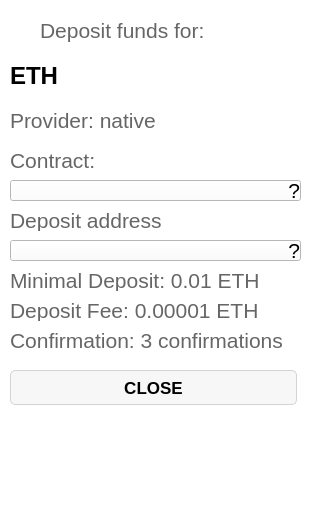
This is page/dex/pagedexdeposit.ui in LYRA-Block-Lattice/LyraWalletManager as Qt 5 draws it before an edit. The edited form follows.
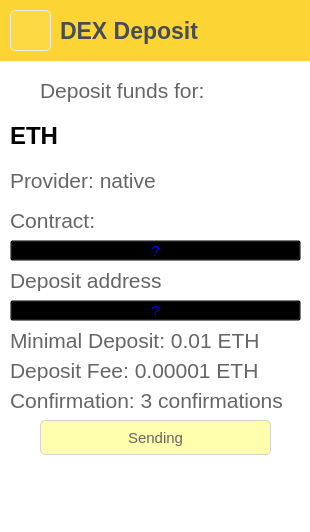
This is the edited form. Icons and pictures are not drawn.

Commit message: DEX Deposit/Withdraw populated with real data.

The edit to the form file:
```diff
--- a/page/dex/pagedexdeposit.ui
+++ b/page/dex/pagedexdeposit.ui
@@ -21,7 +21,7 @@
    <property name="geometry">
     <rect>
      <x>10</x>
-     <y>210</y>
+     <y>270</y>
      <width>291</width>
      <height>21</height>
     </rect>
@@ -42,7 +42,7 @@
    <property name="geometry">
     <rect>
      <x>10</x>
-     <y>110</y>
+     <y>170</y>
      <width>291</width>
      <height>21</height>
     </rect>
@@ -63,7 +63,7 @@
    <property name="geometry">
     <rect>
      <x>10</x>
-     <y>300</y>
+     <y>360</y>
      <width>291</width>
      <height>21</height>
     </rect>
@@ -84,7 +84,7 @@
    <property name="geometry">
     <rect>
      <x>10</x>
-     <y>330</y>
+     <y>390</y>
      <width>291</width>
      <height>21</height>
     </rect>
@@ -105,7 +105,7 @@
    <property name="geometry">
     <rect>
      <x>10</x>
-     <y>150</y>
+     <y>210</y>
      <width>291</width>
      <height>21</height>
     </rect>
@@ -122,66 +122,18 @@
     <string>Contract:</string>
    </property>
   </widget>
-  <widget class="QPushButton" name="closePushButton">
-   <property name="geometry">
-    <rect>
-     <x>10</x>
-     <y>370</y>
-     <width>287</width>
-     <height>35</height>
-    </rect>
-   </property>
-   <property name="minimumSize">
-    <size>
-     <width>0</width>
-     <height>35</height>
-    </size>
-   </property>
-   <property name="font">
-    <font>
-     <pointsize>13</pointsize>
-     <bold>true</bold>
-     <stylestrategy>PreferDefault</stylestrategy>
-    </font>
-   </property>
-   <property name="focusPolicy">
-    <enum>Qt::NoFocus</enum>
-   </property>
-   <property name="styleSheet">
-    <string notr="true">QPushButton {
-	border-style: solid;
-	background-color: rgba(0, 0, 0, 8);
-	border-width: 1px;
-	border-radius: 5px;
-	border-color: lightgrey;
-    padding-right: 3px;
-    padding-left: 3px;
-	color:black;
-}
-QPushButton:hover {
-    background-color: rgba(0, 0, 0, 16);
-}
-
-QPushButton:pressed {
-    background-color: rgba(0, 0, 0, 64);
-}</string>
-   </property>
-   <property name="text">
-    <string>CLOSE</string>
-   </property>
-  </widget>
   <widget class="QPushButton" name="depositAddressPushButton">
    <property name="geometry">
     <rect>
      <x>10</x>
-     <y>240</y>
+     <y>300</y>
      <width>291</width>
      <height>21</height>
     </rect>
    </property>
    <property name="font">
     <font>
-     <pointsize>16</pointsize>
+     <pointsize>11</pointsize>
     </font>
    </property>
    <property name="cursor">
@@ -192,8 +144,11 @@
 padding-bottom:0px;
 padding-left:0px;
 padding-right:0px;
-color:black;
-text-align:right;</string>
+background-color: transparent;
+color:blue;
+border-color: transparent;
+text-align: center;
+</string>
    </property>
    <property name="text">
     <string>?</string>
@@ -203,7 +158,7 @@
    <property name="geometry">
     <rect>
      <x>10</x>
-     <y>60</y>
+     <y>120</y>
      <width>291</width>
      <height>31</height>
     </rect>
@@ -226,7 +181,7 @@
    <property name="geometry">
     <rect>
      <x>10</x>
-     <y>270</y>
+     <y>330</y>
      <width>291</width>
      <height>21</height>
     </rect>
@@ -247,7 +202,7 @@
    <property name="geometry">
     <rect>
      <x>40</x>
-     <y>10</y>
+     <y>70</y>
      <width>261</width>
      <height>41</height>
     </rect>
@@ -271,7 +226,7 @@
    <property name="geometry">
     <rect>
      <x>10</x>
-     <y>20</y>
+     <y>80</y>
      <width>21</width>
      <height>21</height>
     </rect>
@@ -290,14 +245,14 @@
    <property name="geometry">
     <rect>
      <x>10</x>
-     <y>180</y>
+     <y>240</y>
      <width>291</width>
      <height>21</height>
     </rect>
    </property>
    <property name="font">
     <font>
-     <pointsize>16</pointsize>
+     <pointsize>11</pointsize>
     </font>
    </property>
    <property name="cursor">
@@ -308,13 +263,148 @@
 padding-bottom:0px;
 padding-left:0px;
 padding-right:0px;
-color:black;
-text-align:right;</string>
+background-color: transparent;
+color:blue;
+border-color: transparent;
+text-align: center;
+</string>
    </property>
    <property name="text">
     <string>?</string>
    </property>
   </widget>
+  <widget class="QFrame" name="headerFrame">
+   <property name="geometry">
+    <rect>
+     <x>0</x>
+     <y>0</y>
+     <width>311</width>
+     <height>61</height>
+    </rect>
+   </property>
+   <property name="autoFillBackground">
+    <bool>false</bool>
+   </property>
+   <property name="styleSheet">
+    <string notr="true">background-color: #FCD535;</string>
+   </property>
+   <property name="frameShape">
+    <enum>QFrame::NoFrame</enum>
+   </property>
+   <property name="frameShadow">
+    <enum>QFrame::Plain</enum>
+   </property>
+   <widget class="QLabel" name="titleLabel">
+    <property name="geometry">
+     <rect>
+      <x>60</x>
+      <y>10</y>
+      <width>241</width>
+      <height>41</height>
+     </rect>
+    </property>
+    <property name="sizePolicy">
+     <sizepolicy hsizetype="MinimumExpanding" vsizetype="MinimumExpanding">
+      <horstretch>0</horstretch>
+      <verstretch>0</verstretch>
+     </sizepolicy>
+    </property>
+    <property name="font">
+     <font>
+      <pointsize>17</pointsize>
+      <bold>true</bold>
+     </font>
+    </property>
+    <property name="styleSheet">
+     <string notr="true">color: #474D57;</string>
+    </property>
+    <property name="text">
+     <string>DEX Deposit</string>
+    </property>
+    <property name="scaledContents">
+     <bool>false</bool>
+    </property>
+   </widget>
+   <widget class="QPushButton" name="backPushButton">
+    <property name="geometry">
+     <rect>
+      <x>10</x>
+      <y>10</y>
+      <width>41</width>
+      <height>41</height>
+     </rect>
+    </property>
+    <property name="focusPolicy">
+     <enum>Qt::StrongFocus</enum>
+    </property>
+    <property name="styleSheet">
+     <string notr="true">QPushButton {
+	border-style: solid;
+	background-color: rgba(255, 255, 255, 16);
+	border-radius: 5px;
+	border-width: 1px;
+	border-color: rgb(235,235,235);
+}
+QPushButton:hover {
+    background-color: rgba(255, 255, 255, 64);
+}
+
+QPushButton:pressed {
+    background-color: rgba(255, 255, 255, 128);
+}</string>
+    </property>
+    <property name="text">
+     <string/>
+    </property>
+    <property name="icon">
+     <iconset resource="../../res.qrc">
+      <normaloff>:/res/ic/res/ic/arowLeft.png</normaloff>:/res/ic/res/ic/arowLeft.png</iconset>
+    </property>
+    <property name="iconSize">
+     <size>
+      <width>16</width>
+      <height>16</height>
+     </size>
+    </property>
+    <property name="checkable">
+     <bool>false</bool>
+    </property>
+   </widget>
+  </widget>
+  <widget class="QLabel" name="statusLabel">
+   <property name="geometry">
+    <rect>
+     <x>40</x>
+     <y>420</y>
+     <width>231</width>
+     <height>35</height>
+    </rect>
+   </property>
+   <property name="font">
+    <font>
+     <pointsize>11</pointsize>
+    </font>
+   </property>
+   <property name="autoFillBackground">
+    <bool>false</bool>
+   </property>
+   <property name="styleSheet">
+    <string notr="true">border-style: solid;
+border-radius: 5px;
+border-width: 1px;
+border-color: lightgrey;
+background-color: rgb(255, 254, 173);</string>
+   </property>
+   <property name="text">
+    <string>Sending</string>
+   </property>
+   <property name="alignment">
+    <set>Qt::AlignCenter</set>
+   </property>
+   <property name="textInteractionFlags">
+    <set>Qt::NoTextInteraction</set>
+   </property>
+  </widget>
  </widget>
  <resources>
   <include location="../../res.qrc"/>
```
Left out of the diff: 2 changed lines with no effect on the pictures. The commit also changes 22 other files.
